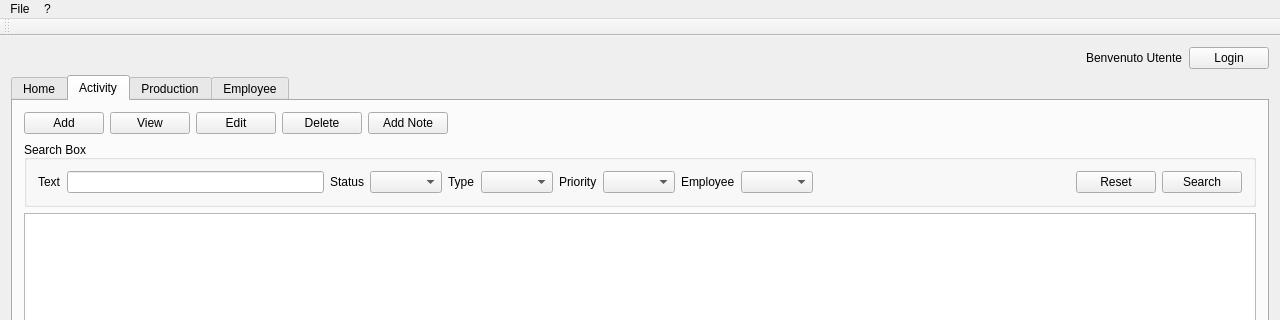
The window that mainwindow.ui (warcomeb/labortool) describes before a commit, drawn with Qt 5; both pictures show x 0 to 1280 and y 0 to 320 of the 1280 by 720 pixel window.
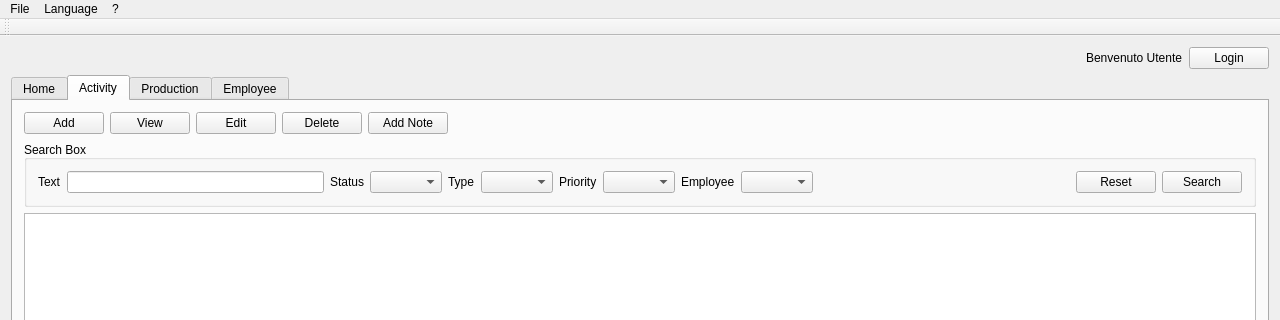
The same window after the commit.

What changed in the file:
```diff
--- a/mainwindow.ui
+++ b/mainwindow.ui
@@ -574,7 +574,13 @@
     </property>
     <addaction name="actionPreferences"/>
    </widget>
+   <widget class="QMenu" name="menuLanguage">
+    <property name="title">
+     <string>Language</string>
+    </property>
+   </widget>
    <addaction name="menuFile"/>
+   <addaction name="menuLanguage"/>
    <addaction name="menu"/>
   </widget>
   <widget class="QToolBar" name="mainToolBar">
```
Left out of the diff: 2 changed lines with no effect on the pictures.
